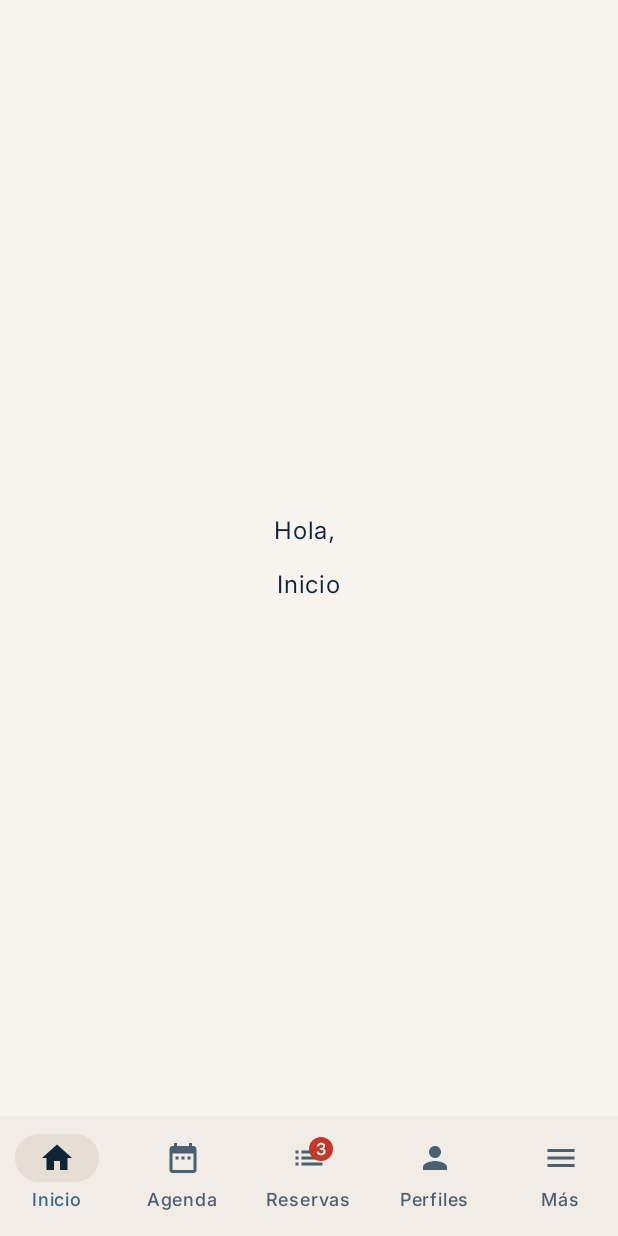
After one commit to Desarrollo-de-apps-moviles-equipo3/GAJAPrueba1, an Android app built with Jetpack Compose: the composable AdminShell called with empty values, on a phone screen of 412 x 824 dp. The commit adds this screen. Run offline under Robolectric (Android 15) with nearby library versions, the phone set to English and light mode, and no system bars.

Commit message:
Agrega rol admin y AdminShell (A1)

```diff
--- a/app/src/main/java/com/example/gaja_prueba1/model/AuthRepository.kt
+++ b/app/src/main/java/com/example/gaja_prueba1/model/AuthRepository.kt
@@ -25,7 +25,8 @@ class AuthRepository {
             "externo@gaja.cl",
             "12345",
             "Institución externa"
-        )
+        ),
+        TestUser("admin@gaja.cl", "12345", "Administrador")
     )
 
     suspend fun loginUser(
--- /dev/null
+++ b/app/src/main/java/com/example/gaja_prueba1/ui/screen/AdminShell.kt
@@ -0,0 +1,157 @@
+package com.example.gaja_prueba1.ui.screen
+
+import androidx.compose.foundation.layout.Arrangement
+import androidx.compose.foundation.layout.Box
+import androidx.compose.foundation.layout.Column
+import androidx.compose.foundation.layout.Spacer
+import androidx.compose.foundation.layout.fillMaxSize
+import androidx.compose.foundation.layout.fillMaxWidth
+import androidx.compose.foundation.layout.height
+import androidx.compose.foundation.layout.padding
+import androidx.compose.material.icons.Icons
+import androidx.compose.material.icons.automirrored.filled.List
+import androidx.compose.material.icons.filled.DateRange
+import androidx.compose.material.icons.filled.Home
+import androidx.compose.material.icons.filled.Menu
+import androidx.compose.material.icons.filled.Person
+import androidx.compose.material3.Badge
+import androidx.compose.material3.BadgedBox
+import androidx.compose.material3.DrawerValue
+import androidx.compose.material3.Icon
+import androidx.compose.material3.ModalDrawerSheet
+import androidx.compose.material3.ModalNavigationDrawer
+import androidx.compose.material3.NavigationBar
+import androidx.compose.material3.NavigationBarItem
+import androidx.compose.material3.NavigationDrawerItem
+import androidx.compose.material3.OutlinedButton
+import androidx.compose.material3.Scaffold
+import androidx.compose.material3.Text
+import androidx.compose.material3.rememberDrawerState
+import androidx.compose.runtime.Composable
+import androidx.compose.runtime.getValue
+import androidx.compose.runtime.mutableStateOf
+import androidx.compose.runtime.rememberCoroutineScope
+import androidx.compose.runtime.saveable.rememberSaveable
+import androidx.compose.runtime.setValue
+import androidx.compose.ui.Alignment
+import androidx.compose.ui.Modifier
+import androidx.compose.ui.graphics.vector.ImageVector
+import androidx.compose.ui.unit.dp
+import kotlinx.coroutines.launch
+
+/** Pestañas de la barra inferior del administrador (según el Figma). */
+enum class AdminTab(val label: String, val icon: ImageVector) {
+    Inicio("Inicio", Icons.Filled.Home),
+    Agenda("Agenda", Icons.Filled.DateRange),
+    Reservas("Reservas", Icons.AutoMirrored.Filled.List),
+    Perfiles("Perfiles", Icons.Filled.Person),
+    Mas("Más", Icons.Filled.Menu)
+}
+
+/** Destinos del menú lateral que abre la pestaña "Más". */
+private val adminMenuItems = listOf(
+    "Espacios y categorías",
+    "Incidencias",
+    "Reportes",
+    "Soporte y contacto",
+    "Registro de sesiones",
+    "Notificaciones",
+    "Reglas de reserva"
+)
+
+@Composable
+fun AdminShell(
+    userName: String,
+    onLogout: () -> Unit
+) {
+    val tabs = AdminTab.entries
+    var selectedIndex by rememberSaveable { mutableStateOf(0) }
+    var menuDestination by rememberSaveable { mutableStateOf<String?>(null) }
+
+    val drawerState = rememberDrawerState(DrawerValue.Closed)
+    val scope = rememberCoroutineScope()
+
+    ModalNavigationDrawer(
+        drawerState = drawerState,
+        drawerContent = {
+            ModalDrawerSheet {
+                Column(
+                    modifier = Modifier
+                        .fillMaxSize()
+                        .padding(16.dp)
+                ) {
+                    Text("ESCUELA MILITAR")
+                    Text("Panel de administración")
+                    Spacer(Modifier.height(24.dp))
+
+                    adminMenuItems.forEach { item ->
+                        NavigationDrawerItem(
+                            label = { Text(item) },
+                            selected = menuDestination == item,
+                            onClick = {
+                                menuDestination = item
+                                scope.launch { drawerState.close() }
+                            }
+                        )
+                    }
+
+                    Spacer(Modifier.weight(1f))
+
+                    OutlinedButton(
+                        onClick = onLogout,
+                        modifier = Modifier.fillMaxWidth()
+                    ) {
+                        Text("Cerrar sesión")
+                    }
+                }
+            }
+        }
+    ) {
+        Scaffold(
+            bottomBar = {
+                NavigationBar {
+                    tabs.forEachIndexed { index, tab ->
+                        NavigationBarItem(
+                            selected = selectedIndex == index &&
+                                    menuDestination == null,
+                            onClick = {
+                                if (tab == AdminTab.Mas) {
+                                    scope.launch { drawerState.open() }
+                                } else {
+                                    menuDestination = null
+                                    selectedIndex = index
+                                }
+                            },
+                            icon = {
+                                if (tab == AdminTab.Reservas) {
+                                    // El número saldrá del servicio más adelante.
+                                    BadgedBox(badge = { Badge { Text("3") } }) {
+                                        Icon(tab.icon, contentDescription = tab.label)
+                                    }
+                                } else {
+                                    Icon(tab.icon, contentDescription = tab.label)
+                                }
+                            },
+                            label = { Text(tab.label) }
+                        )
+                    }
+                }
+            }
+        ) { innerPadding ->
+            Box(
+                modifier = Modifier
+                    .fillMaxSize()
+                    .padding(innerPadding),
+                contentAlignment = Alignment.Center
+            ) {
+                Column(
+                    horizontalAlignment = Alignment.CenterHorizontally,
+                    verticalArrangement = Arrangement.spacedBy(12.dp)
+                ) {
+                    Text("Hola, $userName")
+                    Text(menuDestination ?: tabs[selectedIndex].label)
+                }
+            }
+        }
+    }
+}
--- a/app/src/main/java/com/example/gaja_prueba1/ui/viewmodels/LoginViewModel.kt
+++ b/app/src/main/java/com/example/gaja_prueba1/ui/viewmodels/LoginViewModel.kt
@@ -28,7 +28,8 @@ class LoginViewModel(
         "Cadete",
         "Oficial",
         "Oficial de semana",
-        "Institución externa"
+        "Institución externa",
+        "Administrador"
     )
 
     private val _email = MutableStateFlow("")
```
Also changed, not shown: app/src/main/java/com/example/gaja_prueba1/MainActivity.kt (+31 -20 lines), app/src/main/java/com/example/gaja_prueba1/ui/screen/LoginScreen.kt (+5 -2 lines), 1 other file.
